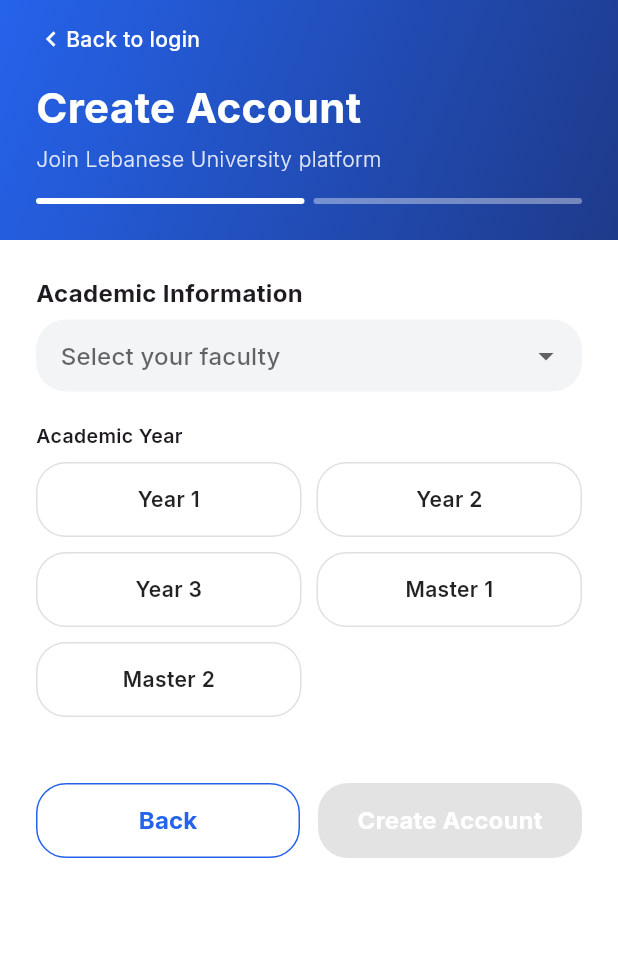
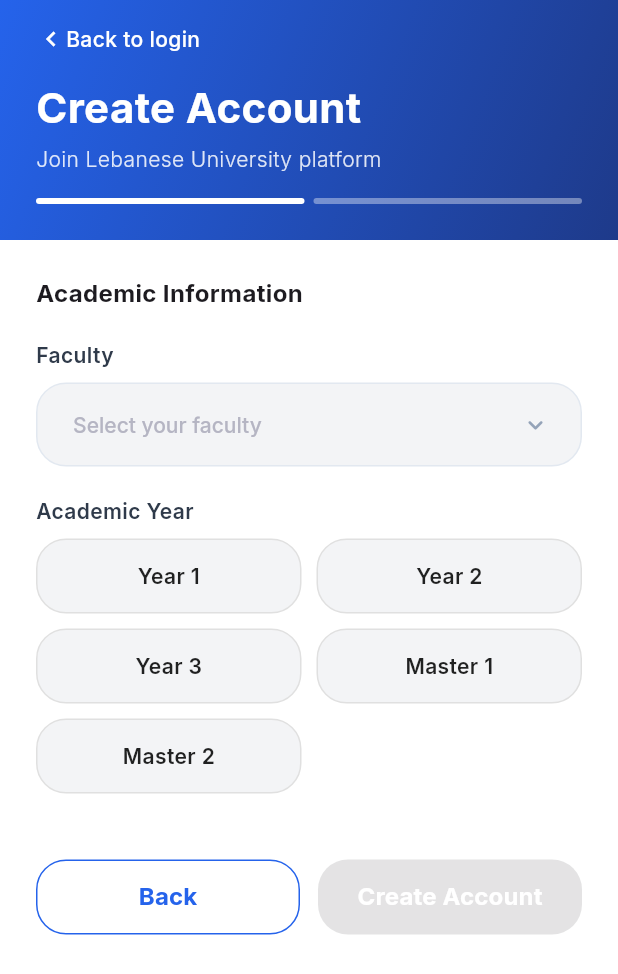
Before and after one commit to NourAlHoudaRifaieh/Uni_Connect, a Flutter app: the RegisterScreen screen opened by its route, swiped to page 2, on a phone screen of 412 x 824 dp. Shown: the top 974 px of the screen. Run offline on Flutter 3.47's test engine with Material 3 defaults, Android fonts, the light colour scheme and no system bars; our stand-ins replace cloud_firestore, firebase_auth, firebase_core, go_router, google_fonts; accounts and stored records are empty.

Commit message:
edited the design on signup

```diff
--- a/lib/core/widgets/academic_info_step.dart
+++ b/lib/core/widgets/academic_info_step.dart
@@ -1,6 +1,7 @@
 import 'package:flutter/material.dart';
+import 'package:uni_connect/core/widgets/custom_dropdown.dart';
 import 'package:uni_connect/core/widgets/custom_elevated_button.dart';
-
+import 'package:google_fonts/google_fonts.dart';
 
 const List<String> kFaculties = [
   'Business Administration',
@@ -47,36 +48,74 @@
       child: Column(
         crossAxisAlignment: CrossAxisAlignment.stretch,
         children: [
-          const Text(
+           Text(
             'Academic Information',
-            style: TextStyle(
+            style: GoogleFonts.inter(
               fontSize:16,
-              fontWeight:FontWeight.bold
-            ),
-          ),
-          const SizedBox(height:6),
-          Container(
-            decoration: BoxDecoration(
-              color: Color(0xFFF3F4F6),
-              borderRadius: BorderRadius.circular(20),
-            ),
-            padding: const EdgeInsets.symmetric(horizontal:12),
-            child:DropdownButtonHideUnderline(
-              child: DropdownButton<String>(
-                isExpanded: true,
-                hint: const Text(' Select your faculty'),
-                value: selectedFaculty,
-                items: kFaculties
-                  .map( (f) => DropdownMenuItem(value: f, child: Text(f)))
-                  .toList(),
-                onChanged: onFacultyChanged,
-              ),
+              fontWeight: FontWeight.bold,
             ),
           ),
           const SizedBox(height:20),
-          const Text(
+          Text(
+            'Faculty',
+            style: GoogleFonts.inter(
+              fontSize:14,
+              fontWeight: FontWeight.w600,
+              color: Color(0xFF2F3A4A),
+            ),
+          ),
+          const SizedBox(height: 8),
+          CustomDropdown(
+              value: selectedFaculty,
+              hint: 'Select your faculty',
+              items: kFaculties,
+              onChanged: onFacultyChanged,
+          ),
+          // Container(
+          //   decoration: BoxDecoration(
+          //     color: Color(0xFFF3F4F6),
+          //     borderRadius: BorderRadius.circular(16),
+          //     border: Border.all(
+          //       color: Color(0xFFE2E8F0),
+          //       width:1,
+          //     ),
+          //   ),
+          //   // padding: const EdgeInsets.symmetric(horizontal:12),
+          //   child:DropdownButtonHideUnderline(
+          //     child: DropdownButton<String>(
+          //       isExpanded: true,
+          //       hint:  Text(' Select your faculty',
+          //         style: GoogleFonts.inter(
+          //           fontSize:13,
+          //           color: Color(0xFFB5B5C3),
+          //           // fontWeight: FontWeight.w400,
+          //         ),
+          //       ),
+          //       icon: Icon(Icons.keyboard_arrow_down_rounded,
+          //         color: Color(0xFF94A3B8), size:12,
+          //       ),
+          //       value: selectedFaculty,
+          //       dropdownColor: Colors.white,
+          //       style: GoogleFonts.inter(
+          //         color: Color(0xFF1E293B),
+          //         fontSize:14,
+          //         fontWeight: FontWeight.w500,
+          //       ),
+          //       items: kFaculties
+          //         .map( (f) => DropdownMenuItem(value: f, child: Text(f)))
+          //         .toList(),
+          //       onChanged: onFacultyChanged,
+          //     ),
+          //   ),
+          // ),
+          const SizedBox(height:20),
+          Text(
             'Academic Year',
-            style: TextStyle(fontWeight: FontWeight.w600, fontSize: 13),
+            style: GoogleFonts.inter(
+              fontSize:14,
+              fontWeight: FontWeight.w600,
+              color: Color(0xFF2F3A4A),
+            ),
           ),
           const SizedBox(height: 8),
           Wrap(
@@ -90,12 +129,20 @@
                   width: (MediaQuery.of(context).size.width - 24 * 2 - 10) / 2,
                   padding: const EdgeInsets.symmetric(vertical: 14),
                   alignment: Alignment.center,
+                  // decoration: BoxDecoration(
+                  //   color: Color(0xFFF3F4F6),
+                  //   borderRadius: BorderRadius.circular(20),
+                  //   border: Border.all(
+                  //     color: Color(0xFFE2E8F0),
+                  //     width:1,
+                  //   ),
                   decoration: BoxDecoration(
-                    color: selected ? const Color(0xFF2563EB) : Colors.white,
+                    color: selected ?  Color(0xFF2563EB) : Color(0xFFF3F4F6),
                     border: Border.all(
                       color: selected
-                          ? const Color(0xFF2563EB)
+                          ?  Color(0xFFE2E8F0)
                           : Colors.grey.shade300,
+                      width: 1,
                     ),
                     borderRadius: BorderRadius.circular(20),
                   ),
@@ -116,26 +163,31 @@
               width: double.infinity,
               padding: const EdgeInsets.all(14),
               decoration: BoxDecoration(
-                color: const Color(0xFFEFF6FF),
+                color:  Color(0xFFEFF6FF),
                 borderRadius: BorderRadius.circular(20),
+                border: Border.all(
+                  color: Color(0xFF2563EB),
+                  width:1,
+                ),
               ),
               child: Column(
                 crossAxisAlignment: CrossAxisAlignment.start,
                 children: [
-                  const Text(
+                  Text(
                     'Auto-assigned group',
-                    style: TextStyle(
+                    style: GoogleFonts.inter(
                       color: Color(0xFF2563EB),
                       fontWeight: FontWeight.bold,
-                      fontSize: 13,
+                      fontSize: 14,
                     ),
                   ),
                   const SizedBox(height: 4),
                   Text(
                     '$selectedFaculty · $selectedYear',
-                    style: const TextStyle(
+                    style: GoogleFonts.inter(
                       color: Color(0xFF2563EB),
                       fontSize: 13,
+                      fontWeight: FontWeight.w500,
                     ),
                   ),
                 ],
--- /dev/null
+++ b/lib/core/widgets/custom_dropdown.dart
@@ -0,0 +1,64 @@
+import 'package:flutter/material.dart';
+import 'package:google_fonts/google_fonts.dart';
+
+class CustomDropdown extends StatelessWidget{
+  final String? value;
+  final String hint;
+  final List<String> items;
+  final ValueChanged<String?> onChanged;
+
+  const CustomDropdown({
+    super.key,
+    required this.value,
+    required this.hint,
+    required this.items,
+    required this.onChanged,
+  });
+
+  @override
+  Widget build(BuildContext context){
+    return Container(
+      padding: EdgeInsets.symmetric(
+        horizontal: 20,
+        vertical:3
+      ),
+        decoration: BoxDecoration(
+          color: Color(0xFFF3F4F6),
+          borderRadius: BorderRadius.circular(20),
+          border: Border.all(
+            color: Color(0xFFE2E8F0),
+            width:1,
+          ),
+        ),
+        child:DropdownButtonHideUnderline(
+          child: DropdownButton<String>(
+            isExpanded: true,
+            hint:  Text(' Select your faculty',
+              style: GoogleFonts.inter(
+                fontSize:14,
+                color: Color(0xFFB5B5C3),
+              ),
+            ),
+            icon: Icon(Icons.keyboard_arrow_down_rounded,
+              color: Color(0xFF94A3B8), size:20,
+            ),
+            value: value,
+            dropdownColor: Colors.white,
+            style: GoogleFonts.inter(
+              color: Color(0xFF1E293B),
+              fontSize:14,
+              fontWeight: FontWeight.w500,
+            ),
+            items: items.map((String item){
+              return DropdownMenuItem<String>(
+              value: item,
+              child: Text(item),
+              );
+            }).toList(),
+            onChanged: onChanged,
+          ),
+        ),
+
+    );
+  }
+}
```
